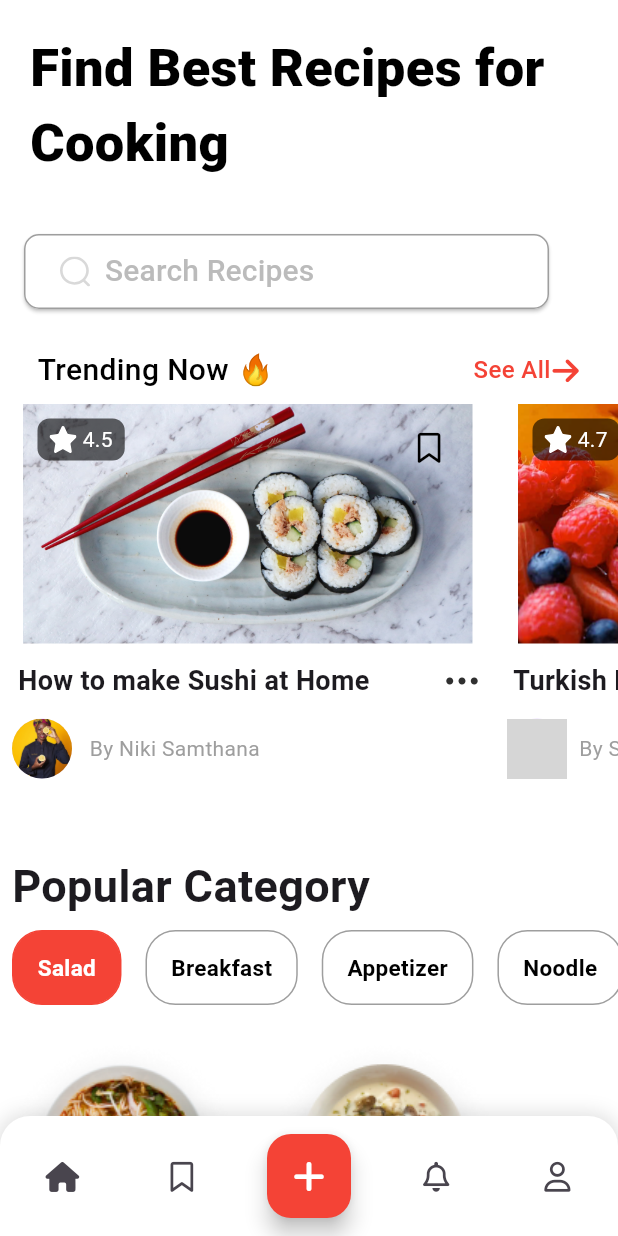
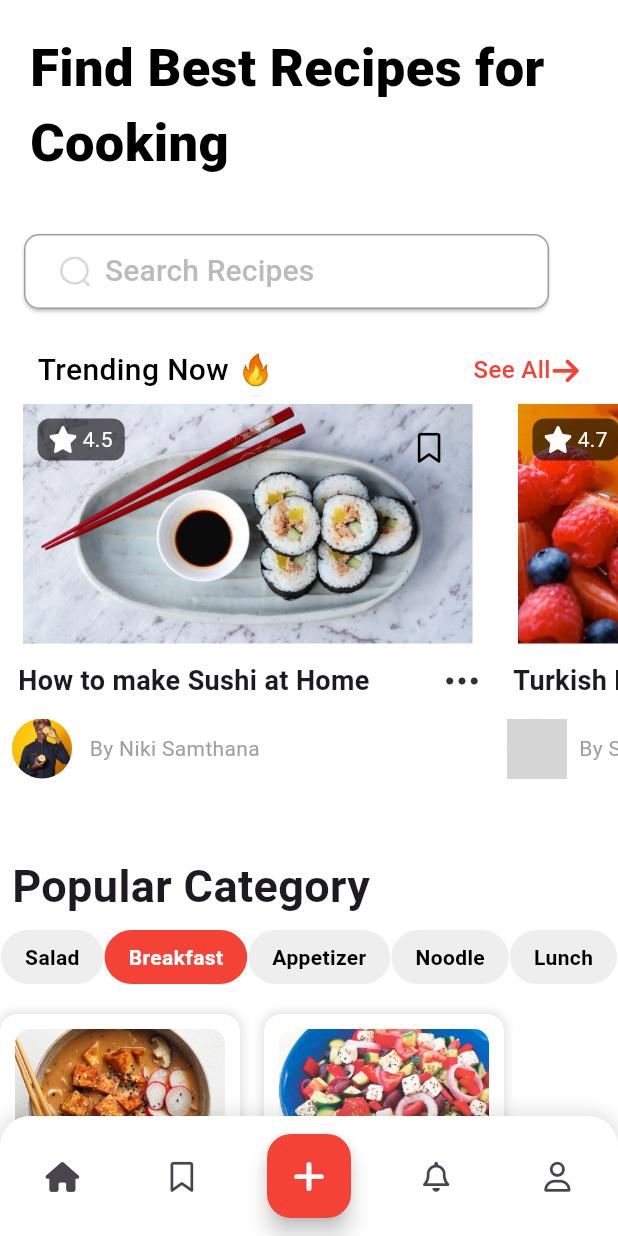
Before and after one commit to Gauri0719/recipes_application, a Flutter app: the screen it shows after launch, after a tap on "Start Cooking", on a phone screen of 412 x 824 dp. Run offline on Flutter 3.47's test engine with Material 3 defaults, Android fonts, the light colour scheme and no system bars; our stand-ins replace flutter_svg, font_awesome_flutter, get, shared_preferences; statements that could not run were skipped; grey boxes are pictures that could not be loaded.

Commit message:
Second Commit

```diff
--- /dev/null
+++ b/devtools_options.yaml
@@ -0,0 +1,3 @@
+description: This file stores settings for Dart & Flutter DevTools.
+documentation: https://docs.flutter.dev/tools/devtools/extensions#configure-extension-enablement-states
+extensions:
--- /dev/null
+++ b/lib/controller/category_controller.dart
@@ -0,0 +1,38 @@
+import 'package:get/get.dart';
+
+class CategoryController extends GetxController {
+  // Selected category
+  var selectedCategory = "Breakfast".obs;
+
+  // Recipe data based on category
+  final Map<String, List<Map<String, String>>> recipesByCategory = {
+    "Salad": [
+      {"name": "Caesar Salad", "image": "assets/images/Caesar_salad_(2).jpg", "time": "15 Mins"},
+      {"name": "Greek Salad", "image": "assets/images/Food Photo.png", "time": "10 Mins"},
+    ],
+    "Breakfast": [
+      {"name": "Pepper sweetcorn ramen", "image": "assets/images/ramen.jpg", "time": "10 Mins"},
+      {"name": "Cheddar cheese and shell salad", "image": "assets/images/greek-salad-3814-1.jpeg", "time": "20 Mins"},
+    ],
+    "Appetizer": [
+      {"name": "Garlic Bread", "image": "assets/images/homemade-garlic-bread-6.jpg", "time": "8 Mins"},
+      {"name": "Spring Rolls", "image": "assets/images/19492-Thai_Chicken_Spring_Roll.webp", "time": "12 Mins"},
+    ],
+    "Noodle": [
+      {"name": "Garlic Noodle", "image": "assets/images/19492-Thai_Chicken_Spring_Roll.webp", "time": "8 Mins"},
+      {"name": "Spring Rolls", "image": "assets/images/ramen.jpg", "time": "12 Mins"},
+    ],
+    "Lunch": [
+      {"name": "Paneer Lababdar", "image":"assets/images/19492-Thai_Chicken_Spring_Roll.webp", "time": "8 Mins"},
+      {"name": "Veg Thali", "image": "assets/images/Food Photo.png", "time": "12 Mins"},
+    ],
+  };
+
+  // Get recipes based on selected category
+  List<Map<String, String>> get recipes => recipesByCategory[selectedCategory.value] ?? [];
+
+  // Update category when clicked
+  void updateCategory(String category) {
+    selectedCategory.value = category;
+  }
+}
--- a/lib/home_page.dart
+++ b/lib/home_page.dart
@@ -1,12 +1,15 @@
 import 'package:flutter/material.dart';
 import 'package:flutter_svg/flutter_svg.dart';
 import 'package:font_awesome_flutter/font_awesome_flutter.dart';
+import 'package:get/get.dart';
 import 'package:recipes_application/recipe_detail_page.dart';
 import 'package:recipes_application/see_all_page.dart';
 import 'package:recipes_application/sign_in_page.dart';
 import 'package:recipes_application/widgets/video_page.dart';
 
+import 'Catergories_ewidget.dart';
 import 'bookmarked_page.dart';
+import 'controller/category_controller.dart';
 
 class HomePage extends StatefulWidget {
   const HomePage({super.key});
@@ -14,7 +17,7 @@ class HomePage extends StatefulWidget {
   @override
   State<HomePage> createState() => _HomePageState();
 }
-
+final CategoryController categoryController = Get.put(CategoryController());
 class _HomePageState extends State<HomePage> {
   List<Map<String, String>> bookmarkedVideos = [];
   int _selectedCategoryIndex = 0; // Track the selected category
@@ -191,37 +194,142 @@ class _HomePageState extends State<HomePage> {
 
                   // Category Row
                   // Category Row (Now Clickable)
-                  SizedBox(
-                    height: 50,
-                    child: ListView.builder(
-                      scrollDirection: Axis.horizontal,
-                      itemCount: categories.length,
-                      itemBuilder: (context, index) {
-                        return GestureDetector(
-                          onTap: () {
-                            setState(() {
-                              _selectedCategoryIndex = index;
-                            });
-                          },
-                          child: _categoryItem(categories[index], _selectedCategoryIndex == index),
-                        );
-                      },
-                    ),
+                  Row(
+                    mainAxisAlignment: MainAxisAlignment.spaceEvenly,
+                    children: categories.map((category) {
+                      return Obx(() => GestureDetector(
+                        onTap: () => categoryController.updateCategory(category),
+                        child: Container(
+                          padding: EdgeInsets.symmetric(horizontal: 16, vertical: 8),
+                          decoration: BoxDecoration(
+                            color: categoryController.selectedCategory.value == category
+                                ? Colors.red
+                                : Colors.grey[200],
+                            borderRadius: BorderRadius.circular(20),
+                          ),
+                          child: Text(
+                            category,
+                            style: TextStyle(
+                              color: categoryController.selectedCategory.value == category
+                                  ? Colors.white
+                                  : Colors.black,
+                              fontWeight: FontWeight.bold,
+                            ),
+                          ),
+                        ),
+                      ));
+                    }).toList(),
                   ),
 
                   SizedBox(height: 20),
 
+                  // DYNAMICALLY UPDATED RECIPE CARDS
                   SizedBox(
-                    height: 200,
-                    child: ListView(
-                      scrollDirection: Axis.horizontal,
+                    height: 200, // Adjust height based on card size
+                    child: Obx(() {
+                      return ListView.separated(
+                        scrollDirection: Axis.horizontal, // Horizontal scrolling
+                        itemCount: categoryController.recipes.length,
+                        separatorBuilder: (context, index) => SizedBox(width: 16), // Even spacing
+                        itemBuilder: (context, index) {
+                          final recipe = categoryController.recipes[index];
+                          return Container(
+                            width: 160, // Card width
+                            padding: EdgeInsets.all(10),
+                            decoration: BoxDecoration(
+                              color: Colors.white,
+                              borderRadius: BorderRadius.circular(12),
+                              boxShadow: [
+                                BoxShadow(
+                                  color: Colors.black12,
+                                  blurRadius: 5,
+                                  spreadRadius: 1,
+                                ),
+                              ],
+                            ),
+                            child: Column(
+                              crossAxisAlignment: CrossAxisAlignment.start,
+                              children: [
+                                // Image
+                                ClipRRect(
+                                  borderRadius: BorderRadius.circular(10),
+                                  child: Image.asset(
+                                    recipe["image"]!,
+                                    width: double.infinity,
+                                    height: 100,
+                                    fit: BoxFit.cover,
+                                  ),
+                                ),
+                                SizedBox(height: 8),
+
+                                // Recipe Name
+                                Text(
+                                  recipe["name"]!,
+                                  style: TextStyle(fontSize: 16, fontWeight: FontWeight.bold),
+                                  overflow: TextOverflow.ellipsis,
+                                ),
+
+                                SizedBox(height: 4),
+
+                                // Time & Bookmark Row
+                                Row(
+                                  mainAxisAlignment: MainAxisAlignment.spaceBetween,
+                                  children: [
+                                    Row(
+                                      children: [
+                                        Text(
+                                          "⏳${recipe["time"]}",
+                                          style: TextStyle(color: Colors.grey, fontSize: 14),
+                                        ),
+                                      ],
+                                    ),
+                                    Icon(FontAwesomeIcons.bookmark, color: Colors.grey,size: 15.0,),
+                                  ],
+                                ),
+                              ],
+                            ),
+                          );
+                        },
+                      );
+                    }),
+                  ),
+
+                  Padding(
+                    padding: const EdgeInsets.all(8.0),
+                    child: Row(
+                      mainAxisAlignment: MainAxisAlignment.spaceBetween,
                       children: [
-                        Image.asset("assets/images/Food Photo.png"),
-                        SizedBox(width: 10),
-                        Image.asset("assets/images/Food Photo (1).png"),
+                        Text(
+                          "Recent Recipes",
+                          style: TextStyle(
+                            fontSize: 30.0,
+                            fontWeight: FontWeight.w600,
+                          ),
+                          textAlign: TextAlign.start,
+                        ),
+
+                        Row(
+                          children: [
+                            Text("See all",style: TextStyle(
+                              fontSize: 20.0,
+                              fontWeight: FontWeight.bold,color: Colors.red),
+                            ),
+                            Icon(FontAwesomeIcons.arrowRight,color: Colors.red,)
+                          ],
+                        )
                       ],
                     ),
                   ),
+                  Row(
+                    children: [
+                      Column(
+                        children: [
+                          Image.asset()
+                        ],
+                      )
+                    ],
+                  )
+
                 ],
               ),
             ),
--- a/pubspec.yaml
+++ b/pubspec.yaml
@@ -37,6 +37,7 @@ dependencies:
   flutter_svg: ^2.0.17
   font_awesome_flutter: ^10.8.0
   shared_preferences: ^2.5.2
+  get: ^4.7.2
 
 dev_dependencies:
   flutter_test:
```
Also changed, not shown: lib/Catergories_ewidget.dart (added, +75 -0 lines), assets/images/19492-Thai_Chicken_Spring_Roll.webp (added), assets/images/Food_Photo_2.svg (added), assets/images/burger.png (added), assets/images/greek-salad-3814-1.jpeg (added), assets/images/homemade-garlic-bread-6.jpg (added), assets/images/pancake.jpg (added), assets/images/ramen.jpg (added), assets/images/seafood.jpg (added), pubspec.lock, 1 other file.
